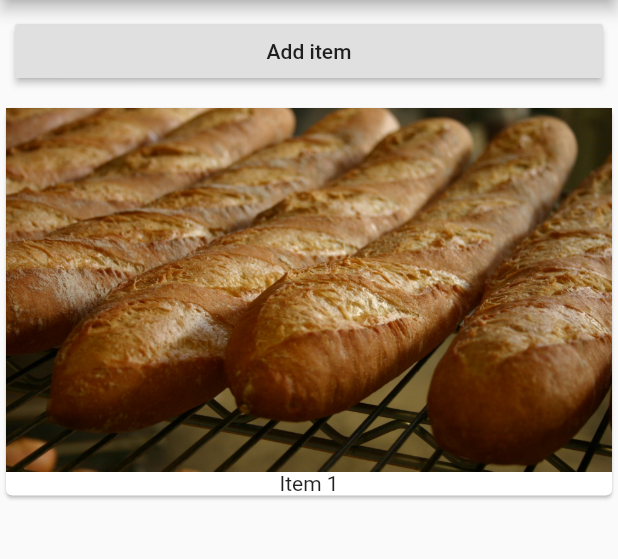
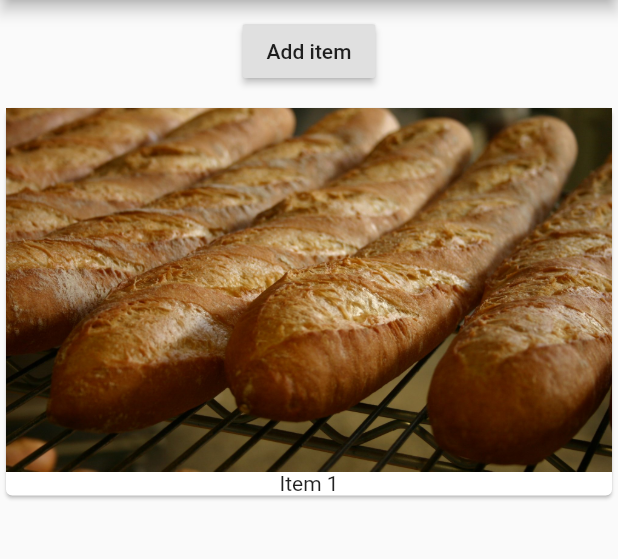
Before and after one commit to ArthurChrm/flutter_experiment, a Flutter app: the screen it shows after launch, on a phone screen of 412 x 824 dp, the part 84-643 px from its top. Run offline on Flutter 3.47's test engine with Material 2 defaults, Android fonts, the phone set to English and light mode, and no system bars.

Commit message:
The 'Add Item' button is no longer a ListView's child

```diff
--- a/lib/items_manager.dart
+++ b/lib/items_manager.dart
@@ -17,13 +17,17 @@ class _ItemsManagerState extends State<ItemsManager> {
 
   @override
   Widget build(BuildContext context) {
-    return ListView(
+    return Column(
       children: [
         Container(
           margin: EdgeInsets.all(10.0),
           child: ItemControl(_addItem),
         ),
-        Items(_items)
+        Expanded(
+          child: ListView(
+            children: <Widget>[Items(_items)],
+          ),
+        )
       ],
     );
   }
```
